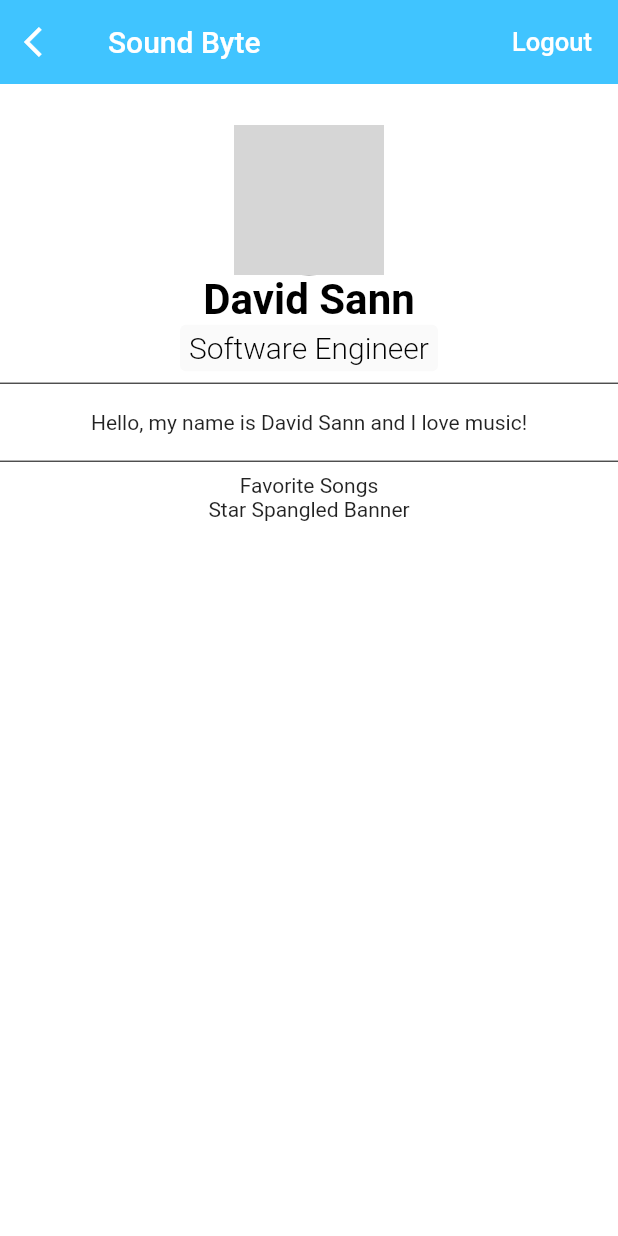
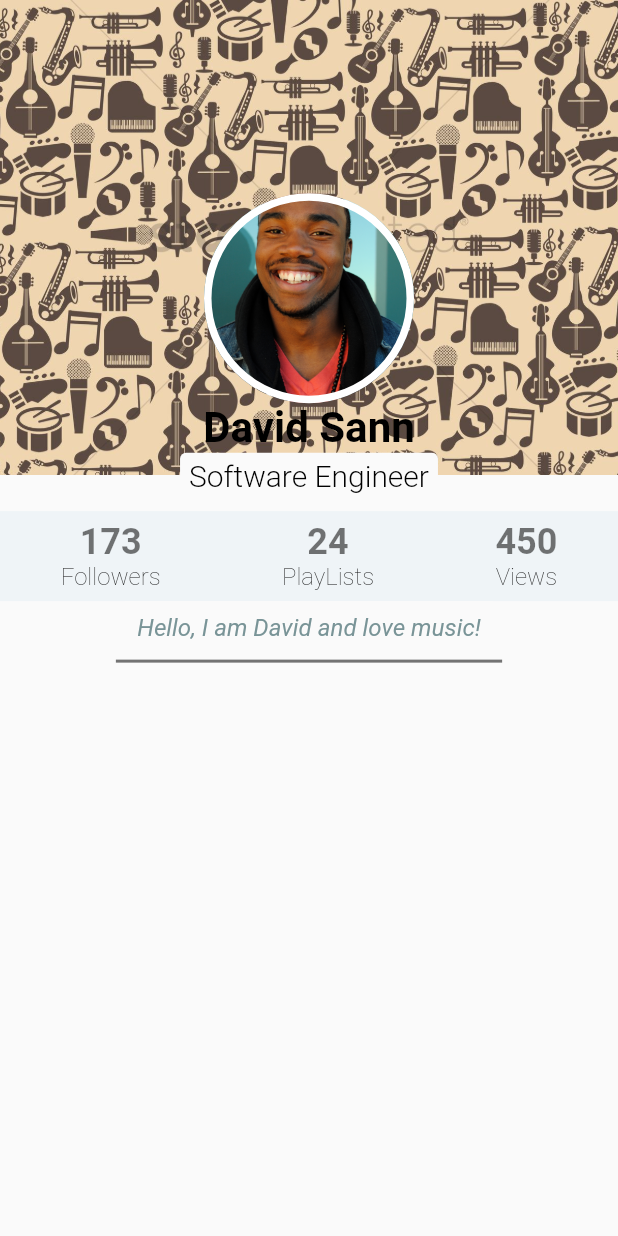
Before and after one commit to hondarider29/SoundByte, a Flutter app: the UserProfilePage screen opened directly, on a phone screen of 412 x 824 dp. Run offline on Flutter 3.47's test engine with Material 2 defaults, Android fonts, the phone set to English and light mode, and no system bars; our stand-ins replace cloud_firestore, firebase_auth; accounts and stored records are empty; Roboto replaces fonts that are missing (Spectral); grey boxes are pictures that could not be loaded.

Commit message:
changed User/Friend profile UI

```diff
--- a/sound_byte/lib/pages/login_signup_page.dart
+++ b/sound_byte/lib/pages/login_signup_page.dart
@@ -242,8 +242,6 @@ class _LoginSignupPageState extends State<LoginSignupPage> {
             onPressed: toggleFormMode,
         )
     );
-
-
   }
 
   Widget showPrimaryButton() {
@@ -291,4 +289,5 @@ class _LoginSignupPageState extends State<LoginSignupPage> {
       ),
     );
   }
+
 }
--- a/sound_byte/lib/pages/userProfile.dart
+++ b/sound_byte/lib/pages/userProfile.dart
@@ -1,12 +1,8 @@
 import 'package:flutter/material.dart';
-import 'package:sound_byte/pages/friendScreen.dart';
 import 'package:sound_byte/services/authentication.dart';
-import 'login_signup_page.dart';
-import 'package:sound_byte/pages/root_page.dart';
 
 class UserProfilePage extends StatefulWidget {
   @override
-  // UserProfilePage({this.auth, this.userId, this.logoutCallback});
   UserProfilePage({Key key, this.auth, this.userId,this.logoutCallback})
     : super(key: key);
 
@@ -21,104 +17,31 @@ class _UserProfilePageState extends State<UserProfilePage>
   final String _fullName = "David Sann";
   final String _status = "Software Engineer";
 
-  signOut() async {
-    try {
-      await widget.auth.signOut();
-      widget.logoutCallback();
-      print('does route in  signout');
-      //return RootPage();
-      Navigator.push(
+  final String _followers = "173";
+  final String _playlists = "24";
+  final String _views = "450";
+  final String _bio = "Hello, I am David and love music!";
+  final String _favSongs = "Star Spangled Banner";
 
-        context,
-        MaterialPageRoute(
-
-          builder: (context) => RootPage(),
-        )
-      );
-    } catch (e) {
-      print(e);
-    }
-  }
-
-  @override
-  Widget build(BuildContext context) {
-    Size screenSize = MediaQuery.of(context).size;
-    return Scaffold(
-      backgroundColor: Colors.white,
-      appBar: AppBar(
-        backgroundColor: Colors.lightBlueAccent,
-        elevation: 0,
-        title: Text("Sound Byte"),
-        actions: <Widget>[
-          FlatButton(child: Text('Logout',
-            style: new TextStyle(fontSize: 17.0, color: Colors.white)),
-          onPressed: signOut
-
-          )
-        ],
-        //back button
-        leading: IconButton(
-          icon: Icon(Icons.arrow_back_ios),
-          onPressed: () {
-            Navigator.push(
-              context,
-              MaterialPageRoute(builder: (context) => FriendScreen()),
-            );
-          },
-        ), // IconButton
-      ), // AppBar
-      body: Stack(
-        children: <Widget> [
-          SafeArea(
-            child: SingleChildScrollView(
-              child: Column(
-                children: <Widget>[
-                  SizedBox(height: screenSize.height / 30),
-                  _buildProfileImage(),
-                  _buildFullName(),
-                  _buildStatus(context),
-                  Divider(color: Colors.black),
-                  SizedBox(
-                    height: 10,
-                  ),
-                  _buildBio(),
-                  SizedBox(
-                    height: 10,
-                  ),
-                  Divider(color: Colors.black),
-                  Text("Favorite Songs"),
-                  _buildFavSongs(),
-                ],
-              ),
-            ),
-          ),
-        ],
-
-      //list of all contacts and search
-      //IDEA: maybe turn into a stream
-      )
-    );
-  }
-
-
-  Widget _buildProfileImage() {
+  Widget _buildProfileImage(Size screenSize) {
     return Center(
       child: Container(
-        width: 100.0,
-        height: 100.0,
+        width: 140.0,
+        height: 140.0,
         decoration: BoxDecoration(
           image: DecorationImage(
             image: AssetImage( 'images/headShot1.jpeg'),
             fit: BoxFit.cover,
-          ), // Decoration Image
+        ), // Decoration Image
           borderRadius: BorderRadius.circular(80.0),
           border: Border.all(
-            color: Colors.black,
+            color: Colors.white,
             width: 5.0,
           ), // Border.all
         ), // BoxDecoration
-      ), // Container
-    ); // Center
+      ),
+
+    );
   }
   Widget _buildFullName() {
     TextStyle _nameTextStyle = TextStyle (
@@ -133,14 +56,12 @@ class _UserProfilePageState extends State<UserProfilePage>
     );
   }
 
-   Widget _buildStatus(BuildContext context) {
+  Widget _buildStatus(BuildContext context) {
     return Container(
       padding: EdgeInsets.symmetric(vertical: 4.0, horizontal: 6.0),
       decoration: BoxDecoration(
-
         color: Theme.of(context).scaffoldBackgroundColor,
         borderRadius: BorderRadius.circular(4.0),
-
       ),
       child: Text(
         _status,
@@ -155,25 +76,193 @@ class _UserProfilePageState extends State<UserProfilePage>
   }
 
   Widget _buildBio() {
-    return Text (
-      "Hello, my name is " + _fullName + " and I love music!"
+    TextStyle bioTextStyle = TextStyle(
+      fontFamily: 'Spectral',
+      fontWeight: FontWeight.w400,//try changing weight to w500 if not thin
+      fontStyle: FontStyle.italic,
+      color: Color(0xFF799497),
+      fontSize: 16.0,
+    );
+    return Container(
+      color: Theme.of(context).scaffoldBackgroundColor,
+      padding: EdgeInsets.all(8.0),
+      child: Text(
+        _bio,
+        textAlign: TextAlign.center,
+        style: bioTextStyle,
+      ),
     );
   }
 
   Widget _buildFavSongs() {
-    return Text (
-      "Star Spangled Banner"
+    return Container(
+      child: Text(
+        _favSongs
+      ),
+    );
+  }
+
+  Widget showBackground(Size screenSize) {
+    return Container(
+          height: screenSize.height,
+          decoration: BoxDecoration(
+          image: DecorationImage(
+          image: AssetImage('assets/background.png'),
+          fit: BoxFit.fill
+        )
+      ),
+    );
+  }
+
+  Widget buildCoverImage(Size screenSize) {
+    return Container(
+      height: screenSize.height / 2.6,
+      decoration: BoxDecoration(
+        image: DecorationImage(
+          image: AssetImage('assets/instr.jpg'),
+          fit: BoxFit.cover
+        )
+      ),
+    );
+  }
+
+  Widget _buildStatContainer() {
+    return Container(
+      height: 60,
+      margin: EdgeInsets.only(top: 8.0),
+      decoration: BoxDecoration(
+        color: Color(0xFFEFF4F7)
+      ),
+      child: Row(
+        mainAxisAlignment: MainAxisAlignment.spaceAround,
+        children: <Widget>[
+          _buildStatItem("Followers", _followers),
+          _buildStatItem("PlayLists", _playlists),
+          _buildStatItem("Views", _views),
+
+        ],
+      ),
+    );
+  }
+
+  Widget _buildStatItem(String label, String count) {
+    TextStyle _statLabelTextStyle = TextStyle(
+      fontFamily: 'Roboto',
+      color: Colors.black,
+      fontSize: 16.0,
+      fontWeight: FontWeight.w200,
+    );
+
+    TextStyle _statCountTextStyle = TextStyle(
+      color: Colors.black54,
+      fontSize: 24.0,
+      fontWeight: FontWeight.bold,
+    );
+
+    return Column(
+      mainAxisAlignment: MainAxisAlignment.center,
+      children: <Widget>[
+        Text(
+          count,
+          style: _statCountTextStyle,
+        ),
+        Text(
+          label,
+          style: _statLabelTextStyle,
+        ),
+      ],
     );
   }
 
 
+    Widget _buildSeparator(Size screenSize) {
+    return Container(
+      width: screenSize.width / 1.6,
+      height: 2.0,
+      color: Colors.black54,
+      margin: EdgeInsets.only(top: 4.0),
+    );
+  }
+
+   Widget _buildButtons() {
+    return Padding(
+      padding: EdgeInsets.symmetric(vertical: 8.0, horizontal: 16.0),
+      child: Row(
+        children: <Widget>[
+          Expanded(
+            child: InkWell(
+              onTap: () => print("followed"),
+              child: Container(
+                height: 40.0,
+                decoration: BoxDecoration(
+                  border: Border.all(),
+                  color: Color(0xFF404A5C),
+                ),
+                child: Center(
+                  child: Text(
+                    "FOLLOW",
+                    style: TextStyle(
+                      color: Colors.white,
+                      fontWeight: FontWeight.w600,
+                    ),
+                  ),
+                ),
+              ),
+            ),
+          ),
+          SizedBox(width: 10.0),
+          Expanded(
+            child: InkWell(
+              onTap: () => print("Message"),
+              child: Container(
+                height: 40.0,
+                decoration: BoxDecoration(
+                  border: Border.all(),
+                ),
+                child: Center(
+                  child: Padding(
+                    padding: EdgeInsets.all(10.0),
+                    child: Text(
+                      "MESSAGE",
+                      style: TextStyle(fontWeight: FontWeight.w600),
+                    ),
+                  ),
+                ),
+              ),
+            ),
+          ),
+        ],
+      ),
+    );
+  }
+
+   @override
+  Widget build(BuildContext context) {
+    Size screenSize = MediaQuery.of(context).size;
+    return Scaffold(
+      body: Stack(
+        children: <Widget>[
+          //showBackground(screenSize),
+          buildCoverImage(screenSize),
+          SafeArea(
+            child: SingleChildScrollView(
+              child: Column(
+                children: <Widget>[
+                  SizedBox(height: screenSize.height / 6.4),
+                  _buildProfileImage(screenSize),
+                  _buildFullName(),
+                  _buildStatus(context),
+                  _buildStatContainer(),
+                  _buildBio(),
+                  _buildSeparator(screenSize),
+                  //_buildFavSongs(),
+                  //_buildButtons() only for friends profile
+                ],
+              ),
+            ),
+          )
+        ],
+      ),
+    );
+  }
 }
-//problem, cant pass a logoutcallback to user and cant go back
-
-
-  // decoration: BoxDecoration(
-
-  //       color: Theme.of(context).scaffoldBackgroundColor,
-  //       borderRadius: BorderRadius.circular(4.0),
-
-  //     ),
--- a/sound_byte/pubspec.yaml
+++ b/sound_byte/pubspec.yaml
@@ -40,3 +40,9 @@ flutter:
   assets:
   - assets/waves.png
   - assets/background.png
+  - assets/instr.jpg
+  - images/headShot1.jpeg
+  - images/headShot2.jpeg
+  - images/headShot3.jpeg
+  - images/headShot4.jpeg
+  - images/headShot5.png
```
Also changed, not shown: sound_byte/lib/pages/friendProfile.dart (+204 -94 lines), sound_byte/lib/pages/friendScreen.dart (+18 -19 lines), sound_byte/lib/pages/musicPlayer.dart (added, +15 -0 lines), sound_byte/assets/instr.jpg (added).
